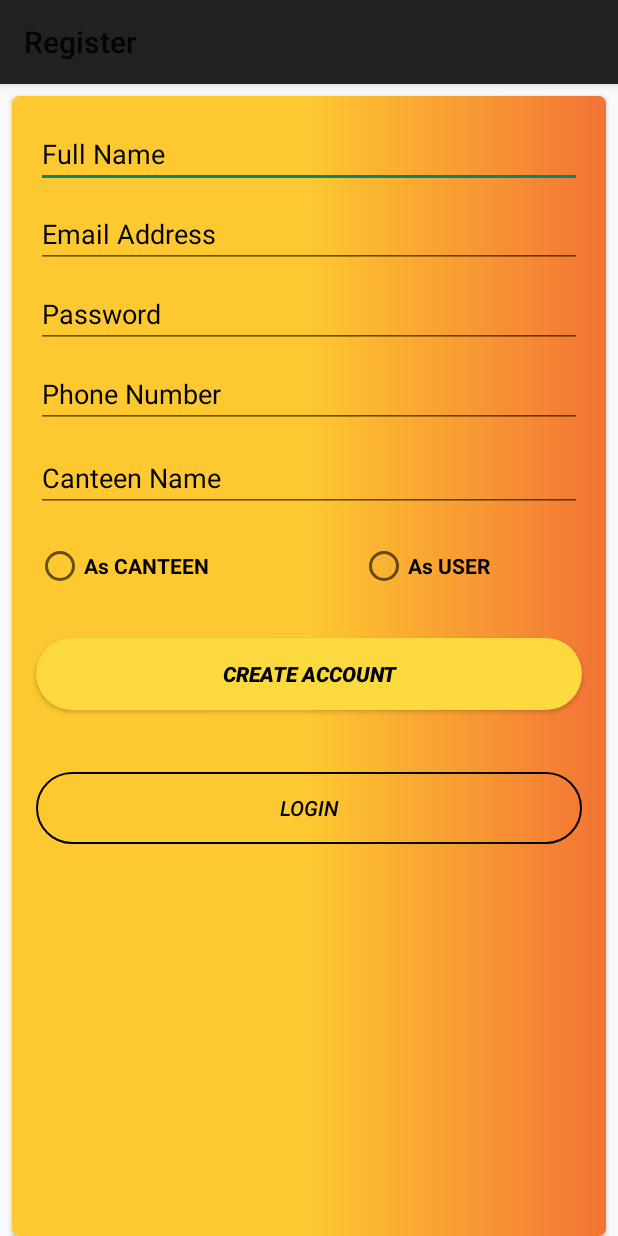
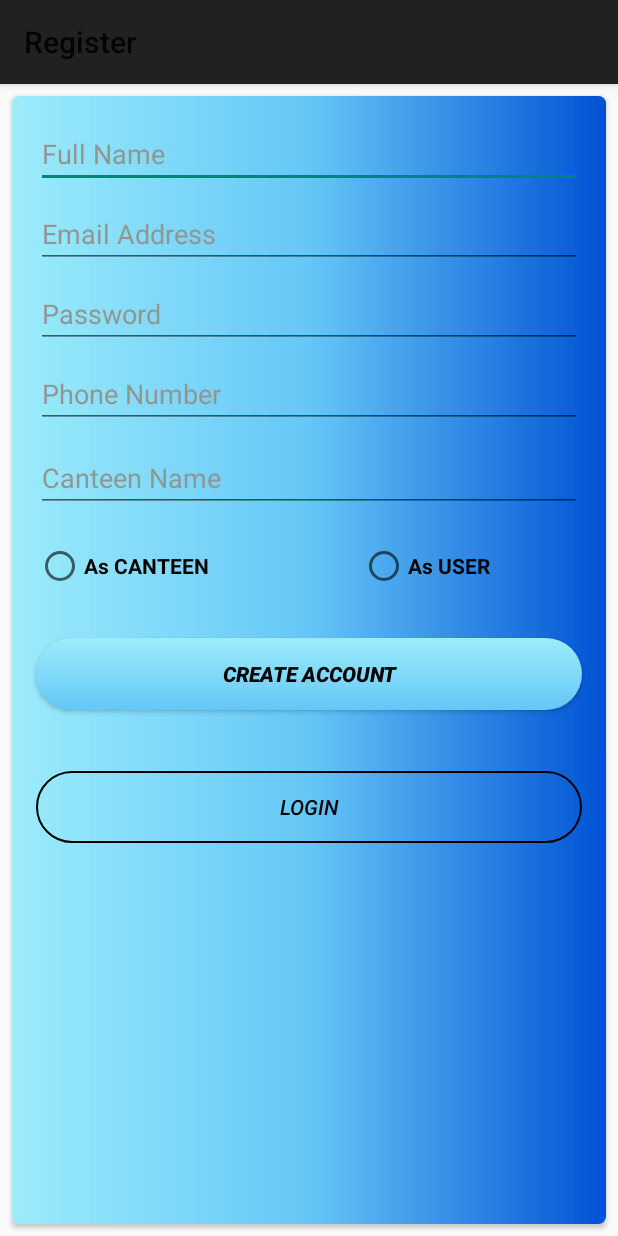
Before and after one commit to yogeshwarram/CanteenApp, an Android app: the RegisterActivity screen opened directly, with no data from a screen before it, on a phone screen of 412 x 824 dp. Run offline under Robolectric (Android 15) with nearby library versions, the phone set to English and light mode, and no system bars; our stand-ins replace Firebase (no records; nobody signed in at launch, a user with empty details on screens opened directly).

Commit message:
Colour Updated

```diff
--- a/app/src/main/res/drawable/layout3.xml
+++ /dev/null
@@ -1,6 +0,0 @@
-<?xml version="1.0" encoding="utf-8"?>
-<shape xmlns:android="http://schemas.android.com/apk/res/android" android:shape="rectangle" >
-
-   <gradient android:startColor="#FDC830" android:centerColor="#FDC830" android:endColor="#F37335" android:type="linear" android:angle="0" />
-
-</shape>
--- a/app/src/main/res/drawable/layout_1.xml
+++ b/app/src/main/res/drawable/layout_1.xml
@@ -1,4 +1,4 @@
 <?xml version="1.0" encoding="utf-8"?>
 <shape xmlns:android="http://schemas.android.com/apk/res/android" android:shape="rectangle" >
-    <gradient android:startColor="#FDC830" android:endColor="#F37335" android:type="linear" android:angle="0"/>
+    <gradient android:startColor="#9CECFB" android:centerColor="#65C7F7" android:endColor="#0052D4" android:type="linear" android:angle="0"/>
 </shape>
--- a/app/src/main/res/drawable/layout_2.xml
+++ b/app/src/main/res/drawable/layout_2.xml
@@ -1,6 +1,6 @@
 <?xml version="1.0" encoding="utf-8"?>
 <shape xmlns:android="http://schemas.android.com/apk/res/android" android:shape="rectangle" >
 
-    <solid android:color="#fcda3f"/>
+    <gradient android:startColor="#9CECFB"  android:endColor="#65C7F7" android:type="linear" android:angle="270" />
     <corners android:radius="50dp"/>
 </shape>
--- /dev/null
+++ b/app/src/main/res/drawable/layout_3.xml
@@ -0,0 +1,4 @@
+<?xml version="1.0" encoding="utf-8"?>
+<shape xmlns:android="http://schemas.android.com/apk/res/android" android:shape="rectangle" >
+    <gradient android:startColor="#ffffff" android:centerColor="#ffffff" android:endColor="#0052D4" android:type="linear" android:angle="270"/>
+</shape>
--- a/app/src/main/res/layout/activity_register.xml
+++ b/app/src/main/res/layout/activity_register.xml
@@ -6,20 +6,25 @@
     android:layout_height="match_parent"
     tools:context=".RegisterActivity">
     <androidx.cardview.widget.CardView
-        android:layout_width="0dp"
+        android:layout_width="match_parent"
         android:layout_height="match_parent"
         android:layout_marginStart="8dp"
         android:layout_marginTop="8dp"
         android:layout_marginEnd="8dp"
+        android:layout_marginBottom="8dp"
         app:cardCornerRadius="5dp"
         app:layout_constraintEnd_toEndOf="parent"
         app:layout_constraintStart_toStartOf="parent"
-        app:layout_constraintTop_toTopOf="parent">
+        app:layout_constraintTop_toTopOf="parent"
+
+        >
 
         <androidx.constraintlayout.widget.ConstraintLayout
             android:layout_width="match_parent"
             android:layout_height="match_parent"
-            android:background="@drawable/layout3">
+            android:background="@drawable/layout_1">
+
+
 
             <EditText
                 android:id="@+id/registerName"
@@ -30,7 +35,7 @@
                 android:layout_marginEnd="16dp"
                 android:ems="10"
                 android:textColor="@color/colorBlack"
-                android:textColorHint="@color/colorBlack"
+                android:textColorHint="@color/gray"
                 android:hint="Full Name"
                 android:inputType="textPersonName"
                 app:layout_constraintEnd_toEndOf="parent"
@@ -45,7 +50,7 @@
                 android:layout_marginTop="8dp"
                 android:layout_marginEnd="16dp"
                 android:textColor="@color/colorBlack"
-                android:textColorHint="@color/colorBlack"
+                android:textColorHint="@color/gray"
                 android:ems="10"
                 android:hint="Email Address"
                 android:inputType="textEmailAddress"
@@ -59,7 +64,7 @@
                 android:layout_height="wrap_content"
                 android:layout_marginStart="16dp"
                 android:textColor="@color/colorBlack"
-                android:textColorHint="@color/colorBlack"
+                android:textColorHint="@color/gray"
                 android:layout_marginTop="8dp"
                 android:layout_marginEnd="16dp"
                 android:ems="10"
@@ -74,7 +79,7 @@
                 android:layout_width="0dp"
                 android:layout_height="wrap_content"
                 android:textColor="@color/colorBlack"
-                android:textColorHint="@color/colorBlack"
+                android:textColorHint="@color/gray"
                 android:layout_marginStart="16dp"
                 android:layout_marginTop="8dp"
                 android:layout_marginEnd="16dp"
@@ -90,7 +95,7 @@
                 android:layout_width="0dp"
                 android:layout_height="wrap_content"
                 android:textColor="@color/colorBlack"
-                android:textColorHint="@color/colorBlack"
+                android:textColorHint="@color/gray"
                 android:layout_marginStart="16dp"
                 android:layout_marginTop="64dp"
                 android:layout_marginEnd="16dp"
--- a/app/src/main/res/layout/nav_header.xml
+++ b/app/src/main/res/layout/nav_header.xml
@@ -2,7 +2,7 @@
 <LinearLayout xmlns:android="http://schemas.android.com/apk/res/android"
     android:layout_width="match_parent"
     android:layout_height="176dp"
-    android:background="@color/colorAccent"
+    android:background="#64b3f4"
     android:gravity="bottom"
     android:orientation="vertical"
     android:padding="16dp"
@@ -16,9 +16,11 @@
         android:layout_height="wrap_content"
         android:paddingTop="8dp"
         android:text="Canteen App"
+        android:textStyle="bold"
         android:textAppearance="@style/TextAppearance.AppCompat.Body1" />
     <TextView
         android:layout_width="wrap_content"
         android:layout_height="wrap_content"
-        android:text="info@canteen.com" />
+        android:text="info@canteen.com"
+        android:textStyle="italic"/>
 </LinearLayout>
--- a/app/src/main/res/layout/orderlistview.xml
+++ b/app/src/main/res/layout/orderlistview.xml
@@ -28,13 +28,13 @@
             android:textSize="15sp"/>
         <Button
             android:id="@+id/delete_btn"
-            android:layout_width="60dp"
+            android:layout_width="80dp"
             android:layout_height="60dp"
             android:layout_alignParentRight="true"
             android:layout_centerVertical="true"
             android:layout_marginTop="5dp"
             android:gravity="center"
-            android:background="@drawable/tick"
+            android:background="@drawable/tick1"
             android:focusable="false"
             android:layout_marginEnd="10dp"
 
--- a/app/src/main/res/layout/payment_activity.xml
+++ b/app/src/main/res/layout/payment_activity.xml
@@ -5,7 +5,8 @@
     android:layout_width="match_parent"
     android:layout_height="match_parent"
     tools:context=".MainActivity"
-    android:orientation="vertical">
+    android:orientation="vertical"
+    android:background="@drawable/layout_3">
     <EditText
         android:layout_width="match_parent"
         android:layout_height="wrap_content"
--- a/app/src/main/res/values/colors.xml
+++ b/app/src/main/res/values/colors.xml
@@ -9,5 +9,6 @@
     <color name="colorWhite">#ffffff</color>
     <color name="colorPink">#ff0080</color>
     <color name="colorRed">#dd1818</color>
+    <color name="gray">#929693</color>
 
 </resources>
```
Also changed, not shown: app/src/main/res/drawable/chef.png (deleted), app/src/main/res/drawable/chef2.jpg (added), app/src/main/res/drawable/chef2.png (deleted), app/src/main/res/drawable/tick.png (deleted), app/src/main/res/drawable/tick1.png (added).
